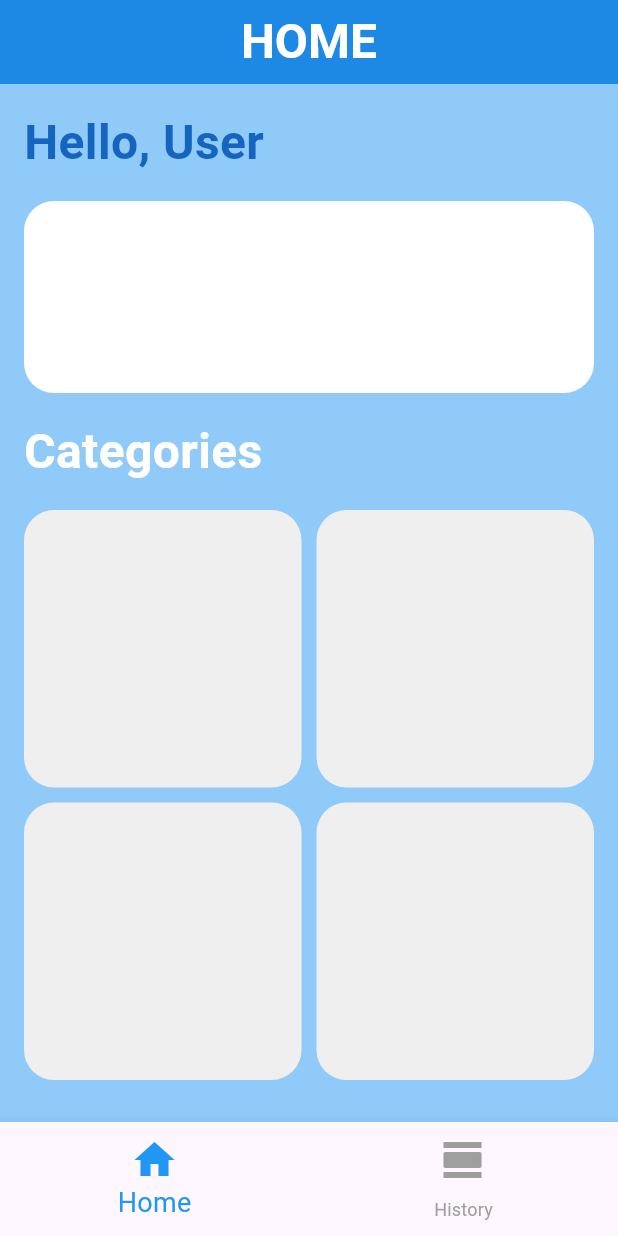
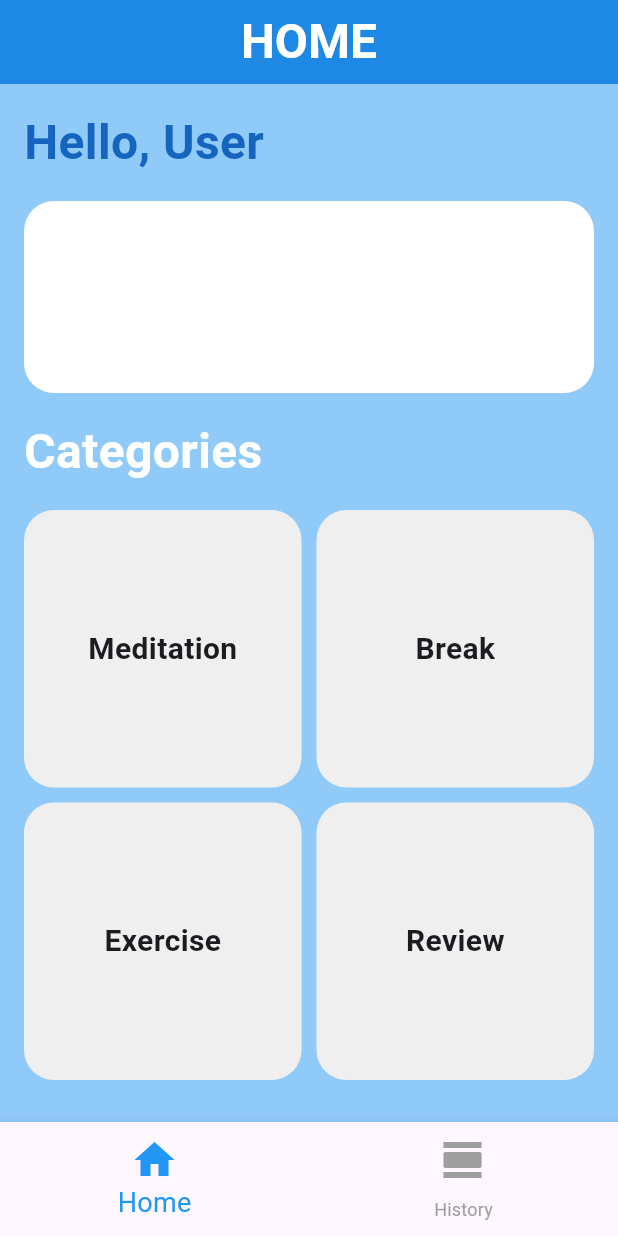
Before and after one commit to Nevsh/CPD-Projekt, a Flutter app: the screen it shows after launch, on a phone screen of 412 x 824 dp. Run offline on Flutter 3.47's test engine with Material 3 defaults, Android fonts, the phone set to English and light mode, and no system bars.

Commit message:
Adding/Refactoring
Adding:
- weitere Subpages
Refactoring:
- UI Menüauswahl Meditation-Page
- Beschriftung Kategorien Home-Page

```diff
--- a/lib/main.dart
+++ b/lib/main.dart
@@ -1,6 +1,10 @@
 import 'package:cpd_project/logic/meditation_timer.dart';
+import 'package:cpd_project/pages/break_page.dart';
+import 'package:cpd_project/pages/exercise_page.dart';
+import 'package:cpd_project/pages/history_page.dart';
 import 'package:cpd_project/pages/home_page.dart';
 import 'package:cpd_project/pages/meditation_page.dart';
+import 'package:cpd_project/pages/review_page.dart';
 import 'package:flutter/material.dart';
 import 'package:provider/provider.dart';
 
@@ -22,6 +26,10 @@ class MyApp extends StatelessWidget {
       routes: {
         '/home_page': (context) => const HomePage(),
         '/meditation_page': (context) => const MeditationPage(),
+        '/break_page': (context) => const BreakPage(),
+        '/exercise_page': (context) => const ExercisePage(),
+        '/review_page': (context) => const ReviewPage(),
+        '/history_page': (context) => const HistoryPage(),
       },
     );
   }
--- a/lib/pages/home_page.dart
+++ b/lib/pages/home_page.dart
@@ -2,6 +2,21 @@ import 'package:flutter/material.dart';
 
 class HomePage extends StatelessWidget {
   const HomePage({super.key});
+
+  final List categoryList = const [
+    'Meditation',
+    'Break',
+    'Exercise',
+    'Review',
+  ];
+
+  final List pagesList = const [
+    'meditation_page',
+    'break_page',
+    'exercise_page',
+    'review_page',
+    'history_page',
+  ];
 
   @override
   Widget build(BuildContext context) {
@@ -84,7 +99,7 @@ class HomePage extends StatelessWidget {
                 itemBuilder: (context, index) {
                   return InkWell(
                     onTap: () {
-                      Navigator.pushNamed(context, '/meditation_page');
+                      Navigator.pushNamed(context, '/${pagesList[index]}');
                     },
                     child: Container(
                       padding: const EdgeInsets.symmetric(
@@ -95,6 +110,14 @@ class HomePage extends StatelessWidget {
                         borderRadius: BorderRadius.circular(20),
                         color: const Color(0xFFEFEFEF),
                       ),
+                      child: Center(
+                          child: Text(
+                        '${categoryList[index]}',
+                        style: const TextStyle(
+                          fontSize: 20,
+                          fontWeight: FontWeight.bold,
+                        ),
+                      )),
                     ),
                   );
                 },
```
Also changed, not shown: lib/pages/break_page.dart (added, +24 -0 lines), lib/pages/exercise_page.dart (added, +24 -0 lines), lib/pages/history_page.dart (added, +24 -0 lines), lib/pages/meditation_page.dart (+21 -6 lines), lib/pages/review_page.dart (added, +24 -0 lines).
